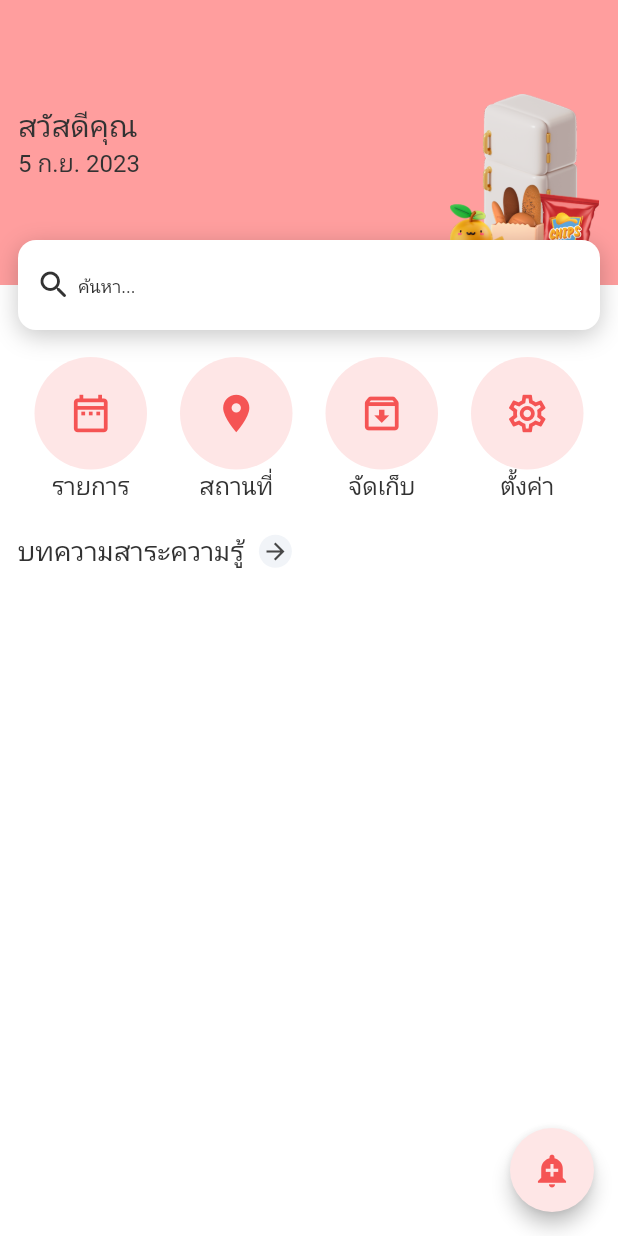
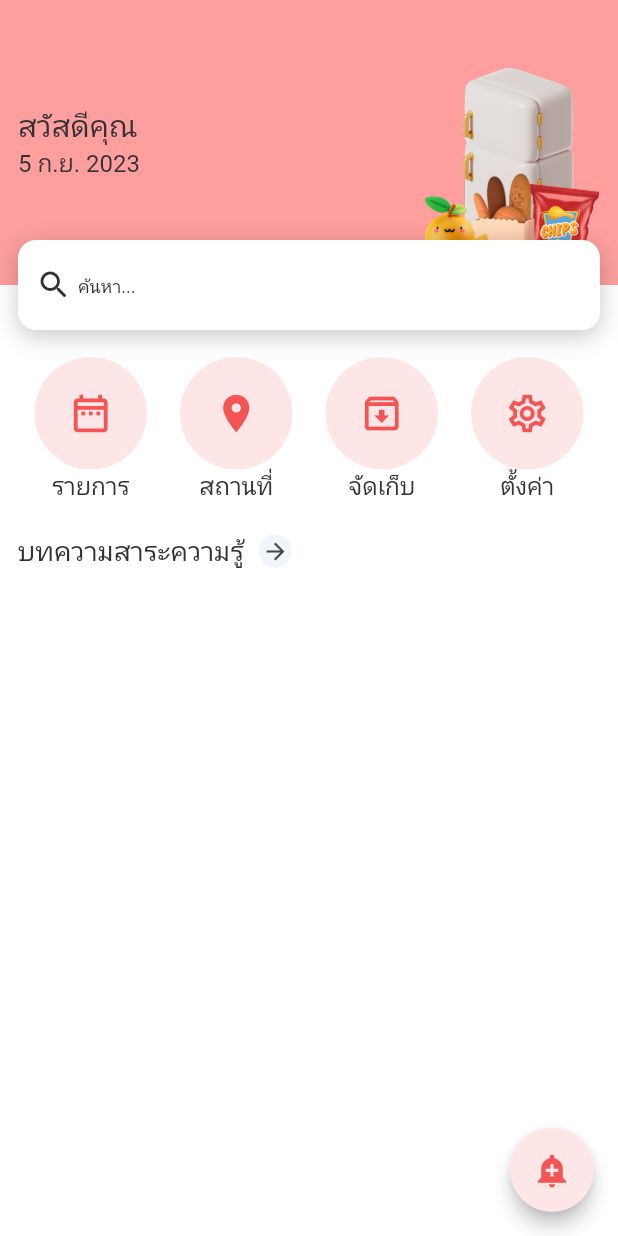
Before and after one commit to kittizz/food_expiration_app, a Flutter app: the screen it shows once a user with an empty profile is signed in, on a phone screen of 412 x 824 dp. Run offline on Flutter 3.47's test engine with Material 2 defaults, Android fonts, the phone set to English and light mode, and no system bars; drawn by our look-alikes of flutter_animate; our stand-ins replace auto_size_text, cloud_firestore, cloud_functions, dropdown_button2, easy_debounce, equatable and 21 more; missing offline and left inert: flutter_facebook_auth, json_path, mime_type; accounts and stored records are empty; network calls fail; Roboto replaces fonts that are missing (IBM Plex Sans Thai).

Commit message:
Updating to latest FlutterFlow output.

```diff
--- a/lib/authenticated/home/home_widget.dart
+++ b/lib/authenticated/home/home_widget.dart
@@ -162,12 +162,12 @@ class _HomeWidgetState extends State<HomeWidget> with TickerProviderStateMixin {
                               alignment: AlignmentDirectional(1.0, 0.0),
                               child: Padding(
                                 padding: EdgeInsetsDirectional.fromSTEB(
-                                    0.0, 55.0, 12.0, 0.0),
+                                    0.0, 40.0, 12.0, 0.0),
                                 child: ClipRRect(
                                   borderRadius: BorderRadius.circular(8.0),
                                   child: Image.asset(
                                     'assets/images/banner-onlygf.png',
-                                    height: 120.0,
+                                    height: 140.0,
                                     fit: BoxFit.cover,
                                   ),
                                 ),
```
